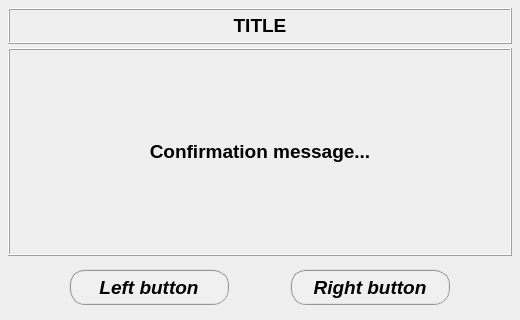
First picture: the form in data/ui_files/general/call_double_confirmation_input.ui, repository MOPT-UFSC/VIBRA, before the edit.
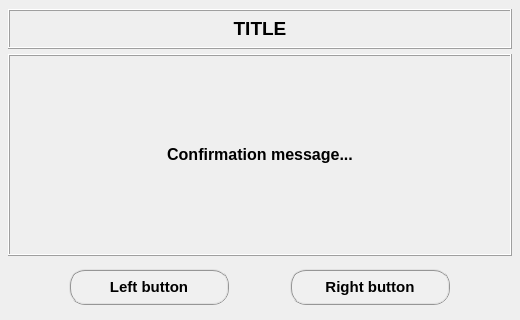
Second picture: the form after the edit.

Commit message: Updates the fluids classes and UI

The edit to the form file:
```diff
--- a/data/ui_files/general/call_double_confirmation_input.ui
+++ b/data/ui_files/general/call_double_confirmation_input.ui
@@ -52,13 +52,13 @@
      <property name="minimumSize">
       <size>
        <width>500</width>
-       <height>36</height>
+       <height>42</height>
       </size>
      </property>
      <property name="maximumSize">
       <size>
        <width>630</width>
-       <height>36</height>
+       <height>42</height>
       </size>
      </property>
      <property name="frameShape">
@@ -88,13 +88,13 @@
         <property name="minimumSize">
          <size>
           <width>500</width>
-          <height>36</height>
+          <height>40</height>
          </size>
         </property>
         <property name="maximumSize">
          <size>
-          <width>580</width>
-          <height>36</height>
+          <width>630</width>
+          <height>40</height>
          </size>
         </property>
         <property name="font">
@@ -148,8 +148,8 @@
      </property>
      <property name="font">
       <font>
-       <family>Arial</family>
-       <pointsize>14</pointsize>
+       <family>MS Shell Dlg 2</family>
+       <pointsize>12</pointsize>
        <weight>75</weight>
        <italic>false</italic>
        <bold>true</bold>
@@ -239,10 +239,10 @@
         </property>
         <property name="font">
          <font>
-          <family>Arial</family>
-          <pointsize>14</pointsize>
+          <family>MS Shell Dlg 2</family>
+          <pointsize>11</pointsize>
           <weight>75</weight>
-          <italic>true</italic>
+          <italic>false</italic>
           <bold>true</bold>
          </font>
         </property>
@@ -281,10 +281,10 @@
         </property>
         <property name="font">
          <font>
-          <family>Arial</family>
-          <pointsize>14</pointsize>
+          <family>MS Shell Dlg 2</family>
+          <pointsize>11</pointsize>
           <weight>75</weight>
-          <italic>true</italic>
+          <italic>false</italic>
           <bold>true</bold>
          </font>
         </property>
```
Left out of the diff: 12 changed lines with no effect on the pictures. The commit also changes 6 other files.
